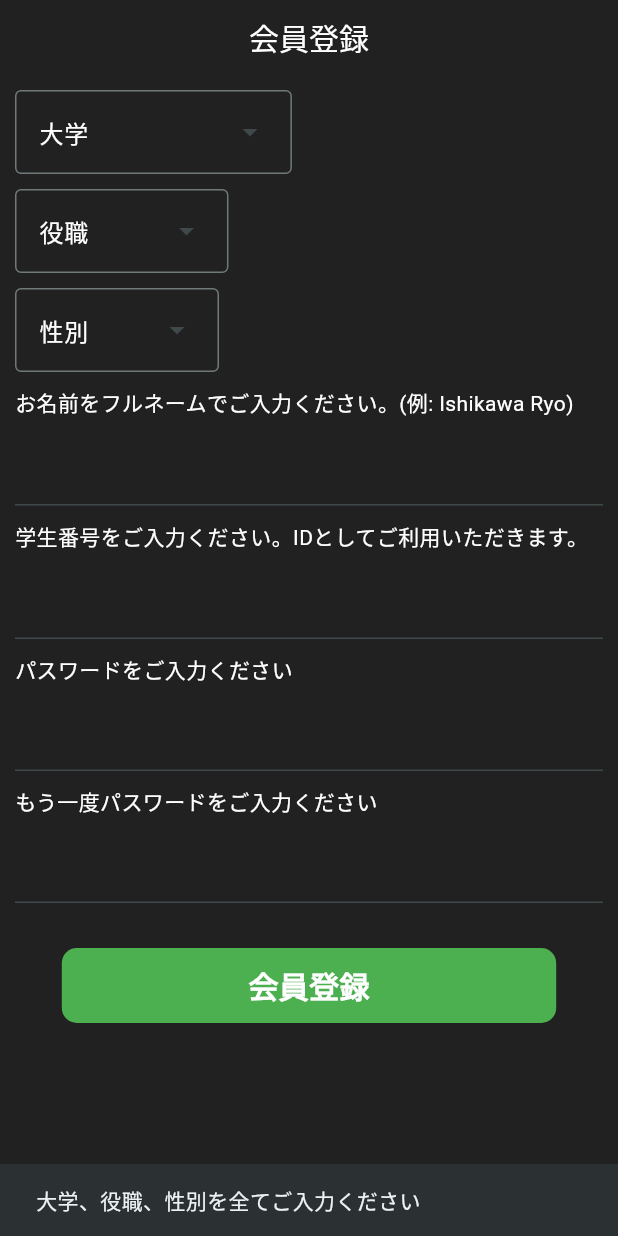
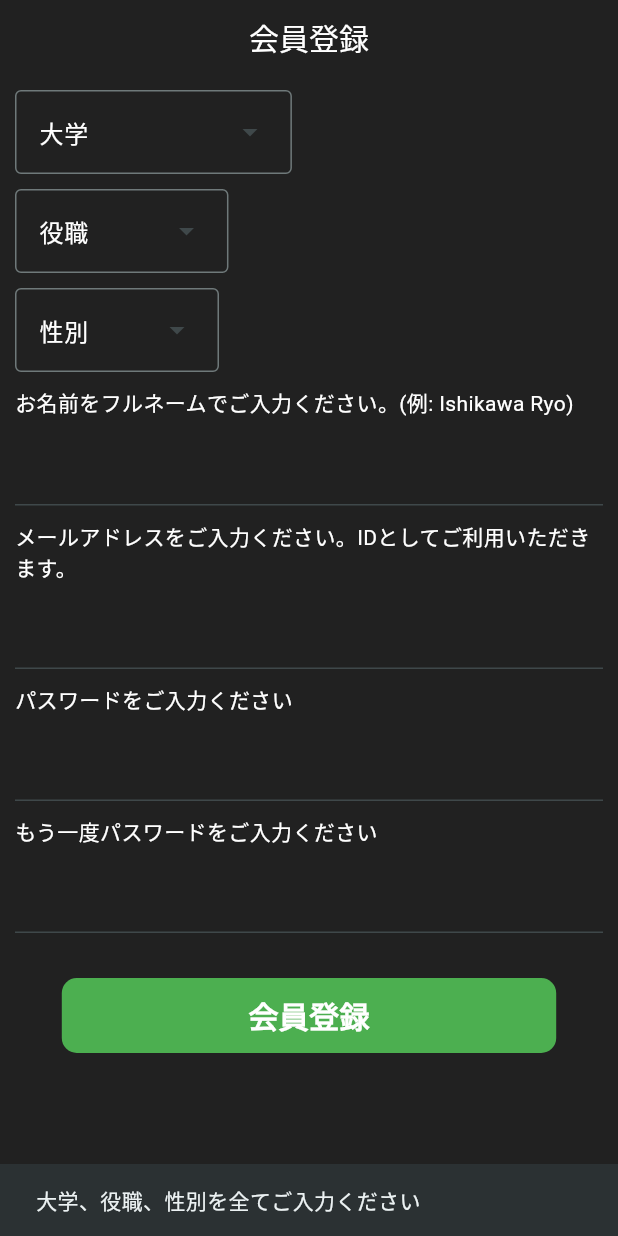
Before and after one commit to Rowdife/golfbu_kun, a Flutter app: the SignUpScreen screen opened by its route, after a tap on "会員登録", on a phone screen of 412 x 824 dp. Run offline on Flutter 3.47's test engine with Material 3 defaults, Android fonts, the phone set to English and light mode, and no system bars; our stand-ins replace email_validator, firebase_auth, firebase_core, flutter_riverpod, font_awesome_flutter, gap and 2 more; accounts and stored records are empty; network calls fail; statements that could not run were skipped.

Commit message:
login with email function

```diff
--- a/lib/features/authentication/screens/login_screen.dart
+++ b/lib/features/authentication/screens/login_screen.dart
@@ -37,7 +37,7 @@ class LoginScreen extends ConsumerWidget {
             children: [
               const Gap(10),
               const Text(
-                "学生番号兼IDをご入力ください。",
+                "メールアドレスをご入力ください。",
                 style: TextStyle(fontSize: 18),
               ),
               const Gap(20),
@@ -47,13 +47,13 @@ class LoginScreen extends ConsumerWidget {
                 ),
                 validator: (value) {
                   if (value != null && value.isEmpty) {
-                    return "学生番号を入力してください";
+                    return "メールアドレスを入力してください";
                   }
                   return null;
                 },
                 onSaved: (newValue) {
                   if (newValue != null) {
-                    formData["stuId"] = newValue;
+                    formData["email"] = newValue;
                   }
                 },
               ),
--- a/lib/features/authentication/screens/sign_up_screen.dart
+++ b/lib/features/authentication/screens/sign_up_screen.dart
@@ -1,17 +1,24 @@
+import 'package:email_validator/email_validator.dart';
 import 'package:flutter/material.dart';
 import 'package:flutter_riverpod/flutter_riverpod.dart';
 import 'package:gap/gap.dart';
 import 'package:go_router/go_router.dart';
 import 'package:golfbu_kun/common/main_navigation/screen/main_navigation_screen.dart';
+import 'package:golfbu_kun/features/authentication/vms/sign_up_vm.dart';
 import 'package:golfbu_kun/features/authentication/widgets/auth_button.dart';
 
-class SignUpScreen extends ConsumerWidget {
+class SignUpScreen extends ConsumerStatefulWidget {
   static const routeName = "SignUp";
   static const routeURL = "/signup";
   const SignUpScreen({super.key});
 
   @override
-  Widget build(BuildContext context, WidgetRef ref) {
+  ConsumerState<ConsumerStatefulWidget> createState() => _SignUpScreenState();
+}
+
+class _SignUpScreenState extends ConsumerState<SignUpScreen> {
+  @override
+  Widget build(BuildContext context) {
     final GlobalKey<FormState> formKey = GlobalKey<FormState>();
 
     Map<String, String> formData = {};
@@ -49,12 +56,16 @@ class SignUpScreen extends ConsumerWidget {
         if (formKey.currentState != null) {
           if (formKey.currentState!.validate()) {
             formKey.currentState!.save();
-            print(formData);
+            ref.read(signUpForm.notifier).state = {
+              "email": formData["email"],
+              "password": formData["passwordConfirm"]
+            };
+            print(ref.read(signUpForm.notifier).state);
             // fire base 로 여기에 loginWithId 구현 예정. 임시로 홈 화면에 보내주도록 함.
-            context.go("/home");
           }
         }
       }
+      ref.read(signUpProvider.notifier).signUp();
     }
 
     return Scaffold(
@@ -119,7 +130,7 @@ class SignUpScreen extends ConsumerWidget {
                 },
               ),
               const Gap(10),
-              const Text("学生番号をご入力ください。IDとしてご利用いただきます。"),
+              const Text("メールアドレスをご入力ください。IDとしてご利用いただきます。"),
               const Gap(10),
               TextFormField(
                 decoration: const InputDecoration(
@@ -127,13 +138,15 @@ class SignUpScreen extends ConsumerWidget {
                 ),
                 validator: (value) {
                   if (value != null && value.isEmpty) {
-                    return "学生番号を入力してください";
+                    return "メールアドレスを入力してください";
+                  } else if (!EmailValidator.validate(value!)) {
+                    return "メールアドレスを正しく入力してください";
                   }
                   return null;
                 },
                 onSaved: (newValue) {
                   if (newValue != null) {
-                    formData["stuId"] = newValue;
+                    formData["email"] = newValue;
                   }
                 },
               ),
@@ -147,6 +160,8 @@ class SignUpScreen extends ConsumerWidget {
                 validator: (value) {
                   if (value != null && value.isEmpty) {
                     return "パスワードを入力してください";
+                  } else if (value!.length < 6) {
+                    return "6文字以上";
                   }
                   return null;
                 },
--- /dev/null
+++ b/lib/features/authentication/vms/sign_up_vm.dart
@@ -0,0 +1,30 @@
+import 'dart:async';
+
+import 'package:flutter_riverpod/flutter_riverpod.dart';
+import 'package:golfbu_kun/features/authentication/repos/auth_repo.dart';
+
+class SignUpViewModel extends AsyncNotifier<void> {
+  late final AuthenticationRepository _authRepo;
+
+  @override
+  FutureOr<void> build() {
+    _authRepo = ref.read(authRepo);
+  }
+
+  Future<void> signUp() async {
+    state = const AsyncValue.loading();
+    final form = ref.read(signUpForm);
+    state = await AsyncValue.guard(
+      () async => await _authRepo.signUp(
+        form["email"],
+        form["password"],
+      ),
+    );
+  }
+}
+
+final signUpForm = StateProvider((ref) => {});
+
+final signUpProvider = AsyncNotifierProvider<SignUpViewModel, void>(
+  () => SignUpViewModel(),
+);
```
Also changed, not shown: lib/features/authentication/repos/auth_repo.dart (added, +22 -0 lines), lib/features/score_card/widgets/score_row_elements.dart (+10 -4 lines), lib/main.dart (+12 -1 lines), lib/router.dart (+12 -1 lines), pubspec.yaml (+5 -4 lines), lib/firebase_options.dart (added), pubspec.lock, 9 other files.
